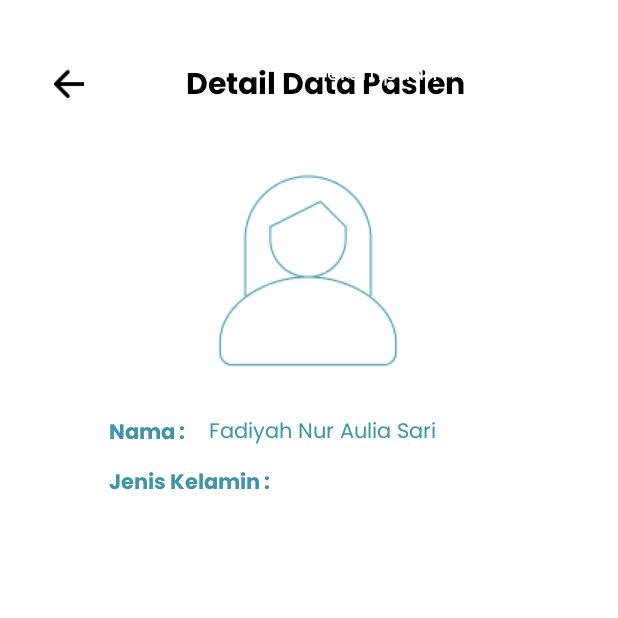
After one commit to Piaaa15/MentlyApp, an Android app: the DetailPasien screen opened directly, with no data from a screen before it, on a phone screen of 412 x 824 dp, the top half of it. The commit adds this screen. Run offline under Robolectric (Android 15) with nearby library versions, the phone set to English and light mode, and no system bars.

Commit message:
Buat halaman detail pasien

```diff
--- a/app/src/main/AndroidManifest.xml
+++ b/app/src/main/AndroidManifest.xml
@@ -12,6 +12,9 @@
         android:supportsRtl="true"
         android:theme="@style/Theme.Design.NoActionBar"
         tools:targetApi="31">
+        <activity
+            android:name=".DetailPasien"
+            android:exported="false" />
         <activity
             android:name=".Informasi_Pribadi"
             android:exported="false" />
--- /dev/null
+++ b/app/src/main/java/com/example/project_mently/DetailPasien.java
@@ -0,0 +1,19 @@
+package com.example.project_mently;
+
+import android.os.Bundle;
+
+import androidx.activity.EdgeToEdge;
+import androidx.appcompat.app.AppCompatActivity;
+import androidx.core.graphics.Insets;
+import androidx.core.view.ViewCompat;
+import androidx.core.view.WindowInsetsCompat;
+
+public class DetailPasien extends AppCompatActivity {
+
+    @Override
+    protected void onCreate(Bundle savedInstanceState) {
+        super.onCreate(savedInstanceState);
+        setContentView(R.layout.activity_detail_pasien);
+
+    }
+}
--- a/app/src/main/java/com/example/project_mently/LoginAdmin.java
+++ b/app/src/main/java/com/example/project_mently/LoginAdmin.java
@@ -21,7 +21,7 @@ public class LoginAdmin extends AppCompatActivity {
         super.onCreate(savedInstanceState);
         setContentView(R.layout.activity_login_admin);
 
-        btnMasuk = findViewById(R.id.btn_masuk1);
+        btnMasuk = findViewById(R.id.btn_masukAdmin);
         btnBack = findViewById(R.id.btn_back1);
         btnBack.setOnClickListener(new View.OnClickListener() {
             @Override
--- /dev/null
+++ b/app/src/main/res/layout/activity_detail_pasien.xml
@@ -0,0 +1,187 @@
+<?xml version="1.0" encoding="utf-8"?>
+<androidx.constraintlayout.widget.ConstraintLayout xmlns:android="http://schemas.android.com/apk/res/android"
+    xmlns:app="http://schemas.android.com/apk/res-auto"
+    xmlns:tools="http://schemas.android.com/tools"
+    android:id="@+id/main"
+    android:layout_width="match_parent"
+    android:layout_height="match_parent"
+    tools:context=".DetailPasien"
+    android:background="@color/white">
+
+
+
+    <ImageView
+        android:id="@+id/btn_back1"
+        android:layout_width="20dp"
+        android:layout_height="0dp"
+        android:layout_marginTop="40dp"
+        app:layout_constraintEnd_toEndOf="parent"
+        app:layout_constraintHorizontal_bias="0.091"
+        app:layout_constraintStart_toStartOf="parent"
+        app:layout_constraintTop_toTopOf="parent"
+        app:srcCompat="@drawable/btn_back" />
+
+    <TextView
+        android:id="@+id/textView"
+        android:layout_width="wrap_content"
+        android:layout_height="wrap_content"
+        android:fontFamily="@font/poppins_bold"
+        android:text="Detail Data Pasien"
+        android:textColor="@color/black"
+        android:textSize="20sp"
+        app:layout_constraintBottom_toBottomOf="parent"
+        app:layout_constraintEnd_toEndOf="parent"
+        app:layout_constraintHorizontal_bias="0.548"
+        app:layout_constraintStart_toStartOf="parent"
+        app:layout_constraintTop_toTopOf="parent"
+        app:layout_constraintVertical_bias="0.051" />
+
+    <ImageView
+        android:id="@+id/imageView8"
+        android:layout_width="wrap_content"
+        android:layout_height="wrap_content"
+        app:layout_constraintBottom_toBottomOf="parent"
+        app:layout_constraintEnd_toEndOf="parent"
+        app:layout_constraintHorizontal_bias="0.497"
+        app:layout_constraintStart_toStartOf="parent"
+        app:layout_constraintTop_toBottomOf="@+id/textView"
+        app:layout_constraintVertical_bias="0.037"
+        app:srcCompat="@drawable/gambar_cewe" />
+
+    <TextView
+        android:id="@+id/nama_pasien"
+        android:layout_width="100dp"
+        android:layout_height="24dp"
+        android:fontFamily="@font/poppins_bold"
+        android:text="Nama :"
+        android:textColor="@color/biru_2"
+        android:textSize="14sp"
+        app:layout_constraintBottom_toBottomOf="parent"
+        app:layout_constraintEnd_toEndOf="parent"
+        app:layout_constraintHorizontal_bias="0.232"
+        app:layout_constraintStart_toStartOf="parent"
+        app:layout_constraintTop_toTopOf="parent"
+        app:layout_constraintVertical_bias="0.346">
+
+    </TextView>
+
+    <TextView
+        android:id="@+id/txtNamaPasien"
+        android:layout_width="200dp"
+        android:layout_height="24dp"
+        android:fontFamily="@font/poppins"
+        android:text="Fadiyah Nur Aulia Sari"
+        android:textColor="@color/biru_2"
+        android:textSize="14sp"
+        app:layout_constraintBottom_toBottomOf="parent"
+        app:layout_constraintEnd_toEndOf="parent"
+        app:layout_constraintHorizontal_bias="0.658"
+        app:layout_constraintStart_toStartOf="parent"
+        app:layout_constraintTop_toTopOf="parent"
+        app:layout_constraintVertical_bias="0.346">
+
+    </TextView>
+
+    <TextView
+        android:id="@+id/jenkel"
+        android:layout_width="wrap_content"
+        android:layout_height="wrap_content"
+        android:fontFamily="@font/poppins_bold"
+        android:text="Jenis Kelamin :"
+        android:textColor="@color/biru_2"
+        android:textSize="14sp"
+        app:layout_constraintBottom_toBottomOf="parent"
+        app:layout_constraintEnd_toEndOf="parent"
+        app:layout_constraintHorizontal_bias="0.238"
+        app:layout_constraintStart_toStartOf="parent"
+        app:layout_constraintTop_toTopOf="parent"
+        app:layout_constraintVertical_bias="0.388"></TextView>
+
+    <TextView
+        android:id="@+id/txtJenkelPasien"
+        android:layout_width="wrap_content"
+        android:layout_height="wrap_content"
+        android:layout_marginStart="210dp"
+        android:layout_marginTop="38dp"
+        android:fontFamily="@font/poppins"
+        android:text="Perempuan"
+        android:textColor="@color/white"
+        android:textSize="14sp"
+        app:layout_constraintBottom_toBottomOf="parent"
+        app:layout_constraintEnd_toEndOf="parent"
+        app:layout_constraintHorizontal_bias="0.0"
+        app:layout_constraintStart_toStartOf="parent"
+        app:layout_constraintTop_toTopOf="parent"
+        app:layout_constraintVertical_bias="0.0"></TextView>
+
+    <TextView
+        android:id="@+id/umur"
+        android:layout_width="wrap_content"
+        android:layout_height="wrap_content"
+        android:layout_marginStart="100dp"
+        android:layout_marginTop="58dp"
+        android:fontFamily="@font/poppins_bold"
+        android:text="Umur :"
+        android:textColor="@color/white"
+        android:textSize="14sp"
+        app:layout_constraintBottom_toBottomOf="parent"
+        app:layout_constraintEnd_toEndOf="parent"
+        app:layout_constraintHorizontal_bias="0.0"
+        app:layout_constraintStart_toStartOf="parent"
+        app:layout_constraintTop_toTopOf="parent"
+        app:layout_constraintVertical_bias="0.0"></TextView>
+
+    <TextView
+        android:id="@+id/txtUmurPasien"
+        android:layout_width="wrap_content"
+        android:layout_height="wrap_content"
+        android:layout_marginStart="152dp"
+        android:layout_marginTop="58dp"
+        android:fontFamily="@font/poppins"
+        android:text="30 Tahun"
+        android:textColor="@color/white"
+        android:textSize="14sp"
+        app:layout_constraintBottom_toBottomOf="parent"
+        app:layout_constraintEnd_toEndOf="parent"
+        app:layout_constraintHorizontal_bias="0.0"
+        app:layout_constraintStart_toStartOf="parent"
+        app:layout_constraintTop_toTopOf="parent"
+        app:layout_constraintVertical_bias="0.0"></TextView>
+
+    <TextView
+        android:id="@+id/pasien_at"
+        android:layout_width="wrap_content"
+        android:layout_height="wrap_content"
+        android:layout_marginStart="100dp"
+        android:layout_marginTop="78dp"
+        android:fontFamily="@font/poppins_bold"
+        android:text="Pasien Sejak :"
+        android:textColor="@color/white"
+        android:textSize="14sp"
+        app:layout_constraintBottom_toBottomOf="parent"
+        app:layout_constraintEnd_toEndOf="parent"
+        app:layout_constraintHorizontal_bias="0.0"
+        app:layout_constraintStart_toStartOf="parent"
+        app:layout_constraintTop_toTopOf="parent"
+        app:layout_constraintVertical_bias="0.0"></TextView>
+
+    <TextView
+        android:id="@+id/txtPasienAt"
+        android:layout_width="wrap_content"
+        android:layout_height="wrap_content"
+        android:layout_marginStart="202dp"
+        android:layout_marginTop="78dp"
+        android:fontFamily="@font/poppins"
+        android:text="07/03/2023"
+        android:textColor="@color/white"
+        android:textSize="14sp"
+        app:layout_constraintBottom_toBottomOf="parent"
+        app:layout_constraintEnd_toEndOf="parent"
+        app:layout_constraintHorizontal_bias="0.0"
+        app:layout_constraintStart_toStartOf="parent"
+        app:layout_constraintTop_toTopOf="parent"
+        app:layout_constraintVertical_bias="0.0"></TextView>
+
+
+
+</androidx.constraintlayout.widget.ConstraintLayout>
--- a/app/src/main/res/layout/activity_login_admin.xml
+++ b/app/src/main/res/layout/activity_login_admin.xml
@@ -33,18 +33,18 @@
         android:textSize="20dp"
         app:layout_constraintBottom_toBottomOf="parent"
         app:layout_constraintEnd_toEndOf="parent"
-        app:layout_constraintHorizontal_bias="0.089"
+        app:layout_constraintHorizontal_bias="0.207"
         app:layout_constraintStart_toStartOf="parent"
         app:layout_constraintTop_toTopOf="parent"
-        app:layout_constraintVertical_bias="0.093" />
+        app:layout_constraintVertical_bias="0.098" />
 
     <ImageView
         android:id="@+id/btn_back1"
-        android:layout_width="15dp"
+        android:layout_width="20dp"
         android:layout_height="0dp"
-        android:layout_marginTop="24dp"
+        android:layout_marginTop="28dp"
         app:layout_constraintEnd_toEndOf="parent"
-        app:layout_constraintHorizontal_bias="0.041"
+        app:layout_constraintHorizontal_bias="0.056"
         app:layout_constraintStart_toStartOf="parent"
         app:layout_constraintTop_toTopOf="parent"
         app:srcCompat="@drawable/btn_back" />
@@ -59,14 +59,14 @@
         android:textSize="16dp"
         app:layout_constraintBottom_toBottomOf="parent"
         app:layout_constraintEnd_toEndOf="parent"
-        app:layout_constraintHorizontal_bias="0.123"
+        app:layout_constraintHorizontal_bias="0.221"
         app:layout_constraintStart_toStartOf="parent"
         app:layout_constraintTop_toTopOf="parent"
-        app:layout_constraintVertical_bias="0.181" />
+        app:layout_constraintVertical_bias="0.17" />
 
     <EditText
         android:id="@+id/editTextText"
-        android:layout_width="350dp"
+        android:layout_width="300dp"
         android:layout_height="50dp"
         android:background="@drawable/form_input"
         android:ems="10"
@@ -78,7 +78,7 @@
         android:textSize="14sp"
         app:layout_constraintBottom_toBottomOf="parent"
         app:layout_constraintEnd_toEndOf="parent"
-        app:layout_constraintHorizontal_bias="0.377"
+        app:layout_constraintHorizontal_bias="0.494"
         app:layout_constraintStart_toStartOf="parent"
         app:layout_constraintTop_toBottomOf="@+id/txtNamaP"
         app:layout_constraintVertical_bias="0.0" />
@@ -93,33 +93,33 @@
         android:textSize="16dp"
         app:layout_constraintBottom_toBottomOf="parent"
         app:layout_constraintEnd_toEndOf="parent"
-        app:layout_constraintHorizontal_bias="0.07"
+        app:layout_constraintHorizontal_bias="0.12"
         app:layout_constraintStart_toStartOf="parent"
         app:layout_constraintTop_toTopOf="parent"
-        app:layout_constraintVertical_bias="0.302" />
+        app:layout_constraintVertical_bias="0.292" />
 
     <EditText
         android:id="@+id/et_katasandi"
-        android:layout_width="350dp"
+        android:layout_width="300dp"
         android:layout_height="50dp"
         android:background="@drawable/form_input"
         android:ems="10"
         android:hint="masukkan kata sandi"
         android:inputType="text"
         android:paddingStart="15dp"
+        android:textColor="@color/biru_2"
         android:textColorHint="#804094A7"
-        android:textColor="@color/biru_2"
         android:textSize="14sp"
         app:layout_constraintBottom_toBottomOf="parent"
         app:layout_constraintEnd_toEndOf="parent"
-        app:layout_constraintHorizontal_bias="0.377"
+        app:layout_constraintHorizontal_bias="0.494"
         app:layout_constraintStart_toStartOf="parent"
         app:layout_constraintTop_toBottomOf="@+id/txtNamaP"
-        app:layout_constraintVertical_bias="0.161" />
+        app:layout_constraintVertical_bias="0.159" />
 
     <Button
-        android:id="@+id/btn_masuk1"
-        android:layout_width="355dp"
+        android:id="@+id/btn_masukAdmin"
+        android:layout_width="300dp"
         android:layout_height="48dp"
         android:layout_marginBottom="24dp"
         android:background="@drawable/button_masuk1"
@@ -135,4 +135,6 @@
         app:layout_constraintVertical_bias="0.788" />
 
 
+
+
 </androidx.constraintlayout.widget.ConstraintLayout>
```
Also changed, not shown: app/src/main/res/drawable/gambar_cewe.png (added), app/src/main/res/drawable/tempatsampah.png (deleted).
